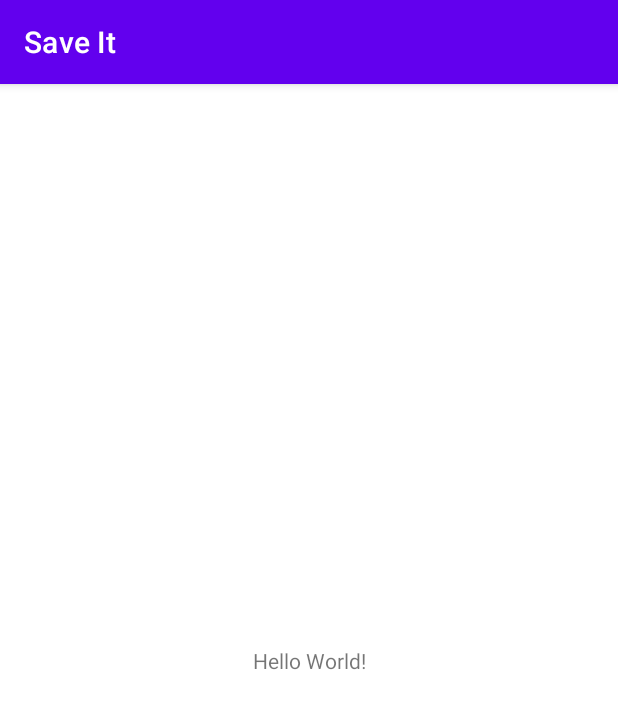
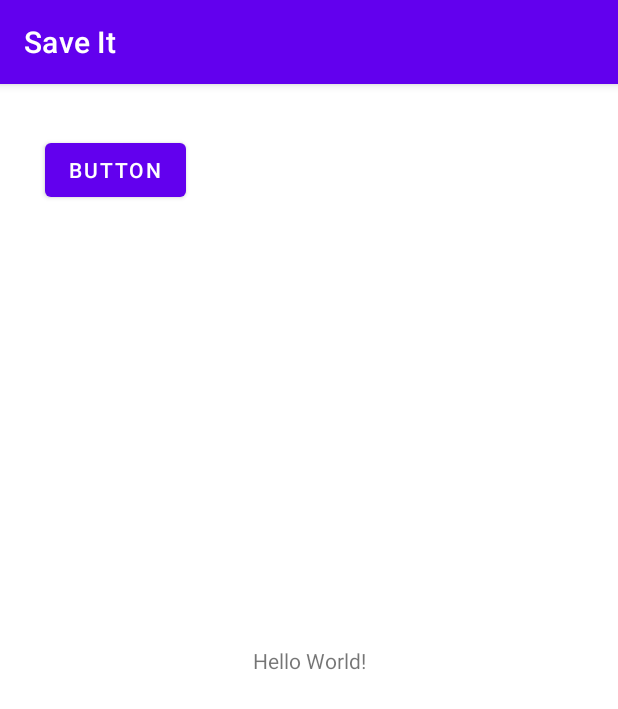
Before and after one commit to CSIS3175-inclass/SaveIt, an Android app: the screen it shows after launch (MainActivity), on a phone screen of 412 x 824 dp. Shown: the top 709 px of the screen. Run offline under Robolectric (Android 15) with nearby library versions, the phone set to English and light mode, and no system bars.

Commit message:
update main activity to test restaurant activity

```diff
--- a/app/src/main/java/com/group8/saveit/MainActivity.java
+++ b/app/src/main/java/com/group8/saveit/MainActivity.java
@@ -2,7 +2,10 @@ package com.group8.saveit;
 
 import androidx.appcompat.app.AppCompatActivity;
 
+import android.content.Intent;
 import android.os.Bundle;
+import android.view.View;
+import android.widget.Button;
 
 public class MainActivity extends AppCompatActivity {
 
@@ -10,5 +13,12 @@ public class MainActivity extends AppCompatActivity {
     protected void onCreate(Bundle savedInstanceState) {
         super.onCreate(savedInstanceState);
         setContentView(R.layout.activity_main);
+        Button button = findViewById(R.id.button);
+        button.setOnClickListener(new View.OnClickListener() {
+            @Override
+            public void onClick(View v) {
+                startActivity(new Intent(MainActivity.this,RestaurantActivity.class));
+            }
+        });
     }
 }
--- a/app/src/main/res/layout/activity_main.xml
+++ b/app/src/main/res/layout/activity_main.xml
@@ -7,6 +7,7 @@
     tools:context=".MainActivity">
 
     <TextView
+        android:id="@+id/textView"
         android:layout_width="wrap_content"
         android:layout_height="wrap_content"
         android:text="Hello World!"
@@ -15,4 +16,14 @@
         app:layout_constraintStart_toStartOf="parent"
         app:layout_constraintTop_toTopOf="parent" />
 
+    <Button
+        android:id="@+id/button"
+        android:layout_width="wrap_content"
+        android:layout_height="wrap_content"
+        android:layout_marginStart="30dp"
+        android:layout_marginTop="33dp"
+        android:text="Button"
+        app:layout_constraintStart_toStartOf="parent"
+        app:layout_constraintTop_toTopOf="parent" />
+
 </androidx.constraintlayout.widget.ConstraintLayout>
```
